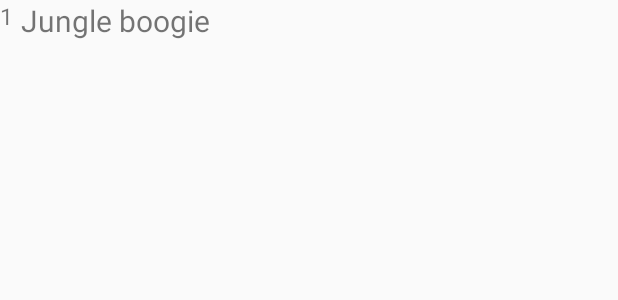
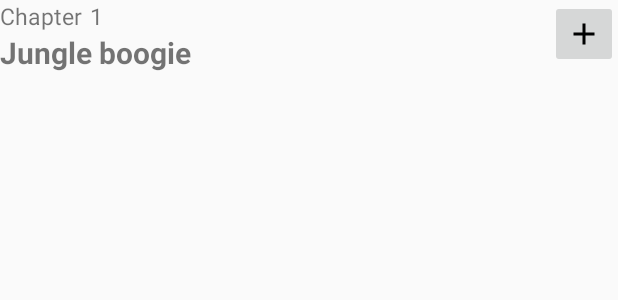
Before and after one commit to tyolani/EverlastingStoryPro, an Android app: the layout row_chapter_open.xml on its own in the app's theme, with its tools: preview values and no code run, on a phone screen of 412 x 824 dp. Shown: the top 300 px of the screen. Run offline under Robolectric (Android 15) with nearby library versions, the phone set to English and light mode, and no system bars.

```diff
--- a/app/build.gradle
+++ b/app/build.gradle
@@ -10,6 +10,9 @@ android {
         versionCode 1
         versionName "1.0"
         testInstrumentationRunner "android.support.test.runner.AndroidJUnitRunner"
+        vectorDrawables {
+            useSupportLibrary true
+        }
     }
     buildTypes {
         release {
--- a/app/src/main/res/layout/row_chapter_closed.xml
+++ b/app/src/main/res/layout/row_chapter_closed.xml
@@ -6,7 +6,7 @@
     android:orientation="vertical" >
 
     <TextView
-        android:id="@+id/row_chapter"
+        android:id="@+id/row_chapter_closed"
         android:layout_width="wrap_content"
         android:layout_height="wrap_content"
         android:text="@string/overview_row_chapter"
@@ -19,8 +19,8 @@
         android:text="@string/overview_test_row_id"
         android:textSize="@dimen/size_row_chapter_id"
         android:layout_alignParentTop="true"
-        android:layout_toRightOf="@+id/row_chapter"
-        android:layout_toEndOf="@+id/row_chapter"
+        android:layout_toRightOf="@+id/row_chapter_closed"
+        android:layout_toEndOf="@+id/row_chapter_closed"
         android:layout_marginLeft="@dimen/size_margin_offset"
         android:layout_marginStart="@dimen/size_margin_offset"/>
 
--- a/app/src/main/res/layout/row_chapter_open.xml
+++ b/app/src/main/res/layout/row_chapter_open.xml
@@ -1,27 +1,50 @@
 <?xml version="1.0" encoding="utf-8"?>
 <RelativeLayout xmlns:android="http://schemas.android.com/apk/res/android"
+    xmlns:app="http://schemas.android.com/apk/res-auto"
     android:layout_width="match_parent"
     android:layout_height="match_parent"
     android:orientation="vertical" >
+
+    <TextView
+        android:id="@+id/row_chapter_open"
+        android:layout_width="wrap_content"
+        android:layout_height="wrap_content"
+        android:text="@string/overview_row_chapter"
+        android:textSize="@dimen/size_row_chapter_id" />
 
     <TextView
         android:id="@+id/row_chapter_open_id"
         android:layout_width="wrap_content"
         android:layout_height="wrap_content"
         android:text="@string/overview_test_row_id"
-        android:textSize="@dimen/size_row_chapter_id"/>
+        android:textSize="@dimen/size_row_chapter_id"
+        android:layout_alignParentTop="true"
+        android:layout_toRightOf="@+id/row_chapter_open"
+        android:layout_toEndOf="@+id/row_chapter_open"
+        android:layout_marginLeft="@dimen/size_margin_offset"
+        android:layout_marginStart="@dimen/size_margin_offset"/>
 
     <TextView
         android:id="@+id/row_chapter_open_name"
         android:layout_width="wrap_content"
         android:layout_height="wrap_content"
-        android:layout_alignParentTop="true"
-        android:layout_toRightOf="@+id/row_chapter_open_id"
-        android:layout_toEndOf="@+id/row_chapter_open_id"
         android:text="@string/overview_test_row_name"
         android:textSize="@dimen/size_row_chapter_name"
-        android:layout_marginLeft="@dimen/size_margin_offset"
-        android:layout_marginStart="@dimen/size_margin_offset"/>
+        android:textStyle="bold"
+        android:layout_below="@+id/row_chapter_open_id"
+        android:layout_alignParentLeft="true"
+        android:layout_alignParentStart="true"
+        android:layout_toLeftOf="@+id/ib_chapter_add" />
+
+    <ImageButton
+        android:id="@+id/ib_chapter_add"
+        android:layout_width="@dimen/size_row_icon"
+        android:layout_height="@dimen/size_row_icon"
+        android:layout_alignParentEnd="true"
+        android:layout_alignParentRight="true"
+        android:layout_alignParentTop="true"
+        android:contentDescription="@string/overview_chapter_row_lock_description"
+        app:srcCompat="@drawable/ic_add" />
 
 
 </RelativeLayout>
```
Also changed, not shown: app/src/main/java/com/example/tyolani/everlastingstorypro/Book.java (+16 -1 lines), app/src/main/java/com/example/tyolani/everlastingstorypro/OverviewActivity.java (+14 -3 lines), app/src/main/java/com/example/tyolani/everlastingstorypro/OverviewAdapter.java (+7 -2 lines).
